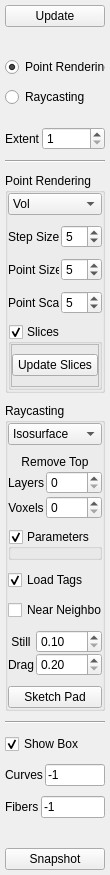
First picture: the form in tools/paint-graphcut/viewermenu.ui, repository nci/drishti, before the edit.
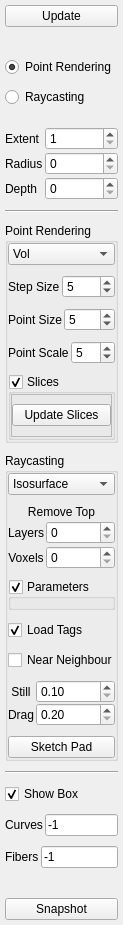
Second picture: the form after the edit.

What changed in the file:
```diff
--- a/tools/paint-graphcut/viewermenu.ui
+++ b/tools/paint-graphcut/viewermenu.ui
@@ -6,8 +6,8 @@
    <rect>
     <x>0</x>
     <y>0</y>
-    <width>110</width>
-    <height>842</height>
+    <width>123</width>
+    <height>886</height>
    </rect>
   </property>
   <property name="sizePolicy">
@@ -102,7 +102,7 @@
      <property name="bottomMargin">
       <number>0</number>
      </property>
-     <property name="horizontalSpacing">
+     <property name="spacing">
       <number>2</number>
      </property>
      <item row="0" column="0">
@@ -119,6 +119,26 @@
        </property>
       </widget>
      </item>
+     <item row="1" column="0">
+      <widget class="QLabel" name="label_12">
+       <property name="text">
+        <string>Radius</string>
+       </property>
+      </widget>
+     </item>
+     <item row="2" column="0">
+      <widget class="QLabel" name="label_13">
+       <property name="text">
+        <string>Depth</string>
+       </property>
+      </widget>
+     </item>
+     <item row="1" column="1">
+      <widget class="QSpinBox" name="radiusSurface"/>
+     </item>
+     <item row="2" column="1">
+      <widget class="QSpinBox" name="radiusDepth"/>
+     </item>
     </layout>
    </item>
    <item>
```
